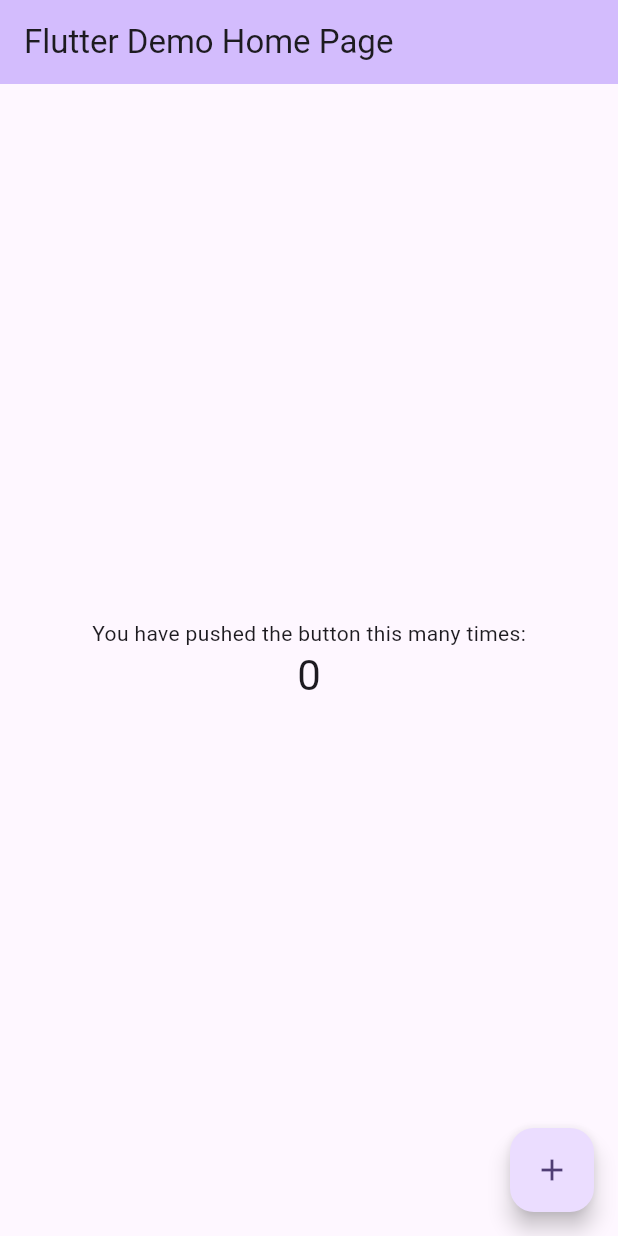
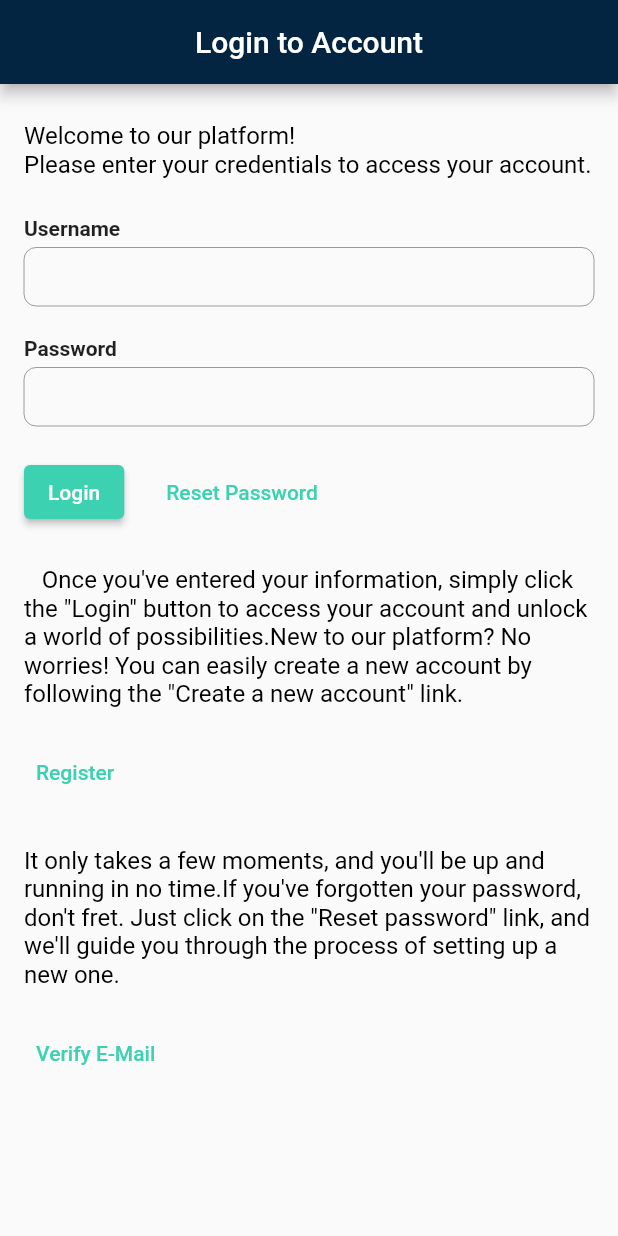
Before and after one commit to Lizard-90/movie_project, a Flutter app: the screen it shows after launch, on a phone screen of 412 x 824 dp. Run offline on Flutter 3.47's test engine with Material 2 defaults, Android fonts, the phone set to English and light mode, and no system bars.

Commit message:
auth screen

```diff
--- a/lib/main.dart
+++ b/lib/main.dart
@@ -1,4 +1,5 @@
 import 'package:flutter/material.dart';
+import 'package:movie_project/widgets/login_screen/auth_widget.dart';
 
 void main() {
   runApp(const MyApp());
@@ -7,119 +8,15 @@ void main() {
 class MyApp extends StatelessWidget {
   const MyApp({super.key});
 
-  // This widget is the root of your application.
   @override
   Widget build(BuildContext context) {
     return MaterialApp(
-      title: 'Flutter Demo',
+      title: 'The Movie Project',
       theme: ThemeData(
-        // This is the theme of your application.
-        //
-        // TRY THIS: Try running your application with "flutter run". You'll see
-        // the application has a blue toolbar. Then, without quitting the app,
-        // try changing the seedColor in the colorScheme below to Colors.green
-        // and then invoke "hot reload" (save your changes or press the "hot
-        // reload" button in a Flutter-supported IDE, or press "r" if you used
-        // the command line to start the app).
-        //
-        // Notice that the counter didn't reset back to zero; the application
-        // state is not lost during the reload. To reset the state, use hot
-        // restart instead.
-        //
-        // This works for code too, not just values: Most code changes can be
-        // tested with just a hot reload.
-        colorScheme: ColorScheme.fromSeed(seedColor: Colors.deepPurple),
-        useMaterial3: true,
+        appBarTheme:
+            const AppBarTheme(backgroundColor: Color.fromRGBO(3, 37, 65, 1)),
       ),
-      home: const MyHomePage(title: 'Flutter Demo Home Page'),
+      home: AuthWidget(),
     );
   }
 }
-
-class MyHomePage extends StatefulWidget {
-  const MyHomePage({super.key, required this.title});
-
-  // This widget is the home page of your application. It is stateful, meaning
-  // that it has a State object (defined below) that contains fields that affect
-  // how it looks.
-
-  // This class is the configuration for the state. It holds the values (in this
-  // case the title) provided by the parent (in this case the App widget) and
-  // used by the build method of the State. Fields in a Widget subclass are
-  // always marked "final".
-
-  final String title;
-
-  @override
-  State<MyHomePage> createState() => _MyHomePageState();
-}
-
-class _MyHomePageState extends State<MyHomePage> {
-  int _counter = 0;
-
-  void _incrementCounter() {
-    setState(() {
-      // This call to setState tells the Flutter framework that something has
-      // changed in this State, which causes it to rerun the build method below
-      // so that the display can reflect the updated values. If we changed
-      // _counter without calling setState(), then the build method would not be
-      // called again, and so nothing would appear to happen.
-      _counter++;
-    });
-  }
-
-  @override
-  Widget build(BuildContext context) {
-    // This method is rerun every time setState is called, for instance as done
-    // by the _incrementCounter method above.
-    //
-    // The Flutter framework has been optimized to make rerunning build methods
-    // fast, so that you can just rebuild anything that needs updating rather
-    // than having to individually change instances of widgets.
-    return Scaffold(
-      appBar: AppBar(
-        // TRY THIS: Try changing the color here to a specific color (to
-        // Colors.amber, perhaps?) and trigger a hot reload to see the AppBar
-        // change color while the other colors stay the same.
-        backgroundColor: Theme.of(context).colorScheme.inversePrimary,
-        // Here we take the value from the MyHomePage object that was created by
-        // the App.build method, and use it to set our appbar title.
-        title: Text(widget.title),
-      ),
-      body: Center(
-        // Center is a layout widget. It takes a single child and positions it
-        // in the middle of the parent.
-        child: Column(
-          // Column is also a layout widget. It takes a list of children and
-          // arranges them vertically. By default, it sizes itself to fit its
-          // children horizontally, and tries to be as tall as its parent.
-          //
-          // Column has various properties to control how it sizes itself and
-          // how it positions its children. Here we use mainAxisAlignment to
-          // center the children vertically; the main axis here is the vertical
-          // axis because Columns are vertical (the cross axis would be
-          // horizontal).
-          //
-          // TRY THIS: Invoke "debug painting" (choose the "Toggle Debug Paint"
-          // action in the IDE, or press "p" in the console), to see the
-          // wireframe for each widget.
-          mainAxisAlignment: MainAxisAlignment.center,
-          children: <Widget>[
-            const Text(
-              'You have pushed the button this many times:',
-            ),
-            Text(
-              '$_counter',
-              style: Theme.of(context).textTheme.headlineMedium,
-            ),
-          ],
-        ),
-      ),
-      floatingActionButton: FloatingActionButton(
-        onPressed: _incrementCounter,
-        tooltip: 'Increment',
-        child: const Icon(Icons.add),
-      ), // This trailing comma makes auto-formatting nicer for build methods.
-    );
-  }
-}
--- /dev/null
+++ b/lib/widgets/login_screen/auth_widget.dart
@@ -0,0 +1,156 @@
+import 'package:flutter/material.dart';
+import 'package:movie_project/widgets/login_screen/resourses.dart';
+
+class AuthWidget extends StatefulWidget {
+  const AuthWidget({super.key});
+
+  @override
+  State<AuthWidget> createState() => _AuthWidgetState();
+}
+
+class _AuthWidgetState extends State<AuthWidget> {
+  @override
+  Widget build(BuildContext context) {
+    return Scaffold(
+      appBar: AppBar(
+        title: Text("Login to Account"),
+        centerTitle: true,
+      ),
+      body: ListView(
+        children: [_HeaderWidget()],
+      ),
+    );
+  }
+}
+
+class _HeaderWidget extends StatelessWidget {
+  const _HeaderWidget({super.key});
+
+  @override
+  Widget build(BuildContext context) {
+    return Padding(
+      padding: const EdgeInsets.symmetric(horizontal: 16),
+      child: Column(
+        crossAxisAlignment: CrossAxisAlignment.start,
+        children: [
+          SizedBox(
+            height: 25,
+          ),
+          Text(
+            topHeaderString,
+            style: topHeaderStyle,
+          ),
+          SizedBox(height: 25),
+          _AuthForm(),
+          SizedBox(height: 25),
+          Text(
+            secondHeaderString,
+            style: topHeaderStyle,
+          ),
+          TextButton(
+            onPressed: () {},
+            style: AbstButtonStyles.textBtnStyle,
+            child: Text("Register"),
+          ),
+          SizedBox(height: 25),
+          Text(
+            secondHeaderString2,
+            style: topHeaderStyle,
+          ),
+          TextButton(
+            onPressed: () {},
+            style: AbstButtonStyles.textBtnStyle,
+            child: Text("Verify E-Mail"),
+          ),
+        ],
+      ),
+    );
+  }
+}
+
+class _AuthForm extends StatefulWidget {
+  const _AuthForm({super.key});
+
+  @override
+  State<_AuthForm> createState() => __AuthFormState();
+}
+
+class __AuthFormState extends State<_AuthForm> {
+  final _loginController = TextEditingController();
+  final _passwordController = TextEditingController();
+  String? errorText = null;
+
+  void _auth() {
+    final login = _loginController.text;
+    final password = _passwordController.text;
+
+    if (login == 'admin' && password == 'admin') {
+      print("open application");
+      errorText = null;
+    } else {
+      print('Error login');
+      errorText = "Wrong login / password";
+    }
+    setState(() {});
+  }
+
+  void _resetPassword() {
+    print("Password reseted");
+  }
+
+  @override
+  Widget build(BuildContext context) {
+    return Column(
+      crossAxisAlignment: CrossAxisAlignment.start,
+      children: [
+        if (errorText != null) ...[
+          Text(
+            errorText!,
+            style: TextStyle(color: Colors.red, fontSize: 17),
+          ),
+          SizedBox(
+            height: 20,
+          ),
+        ],
+        const Text(
+          "Username",
+          style: TextStyle(fontWeight: FontWeight.w700),
+        ),
+        const SizedBox(height: 5),
+        TextField(
+          controller: _loginController,
+          decoration: formDecoration,
+        ),
+        const SizedBox(height: 20),
+        const Text(
+          "Password",
+          style: TextStyle(fontWeight: FontWeight.w700),
+        ),
+        const SizedBox(height: 5),
+        TextField(
+          controller: _passwordController,
+          obscureText: true,
+          decoration: formDecoration,
+        ),
+        const SizedBox(height: 20),
+        Row(
+          children: [
+            ElevatedButton(
+              onPressed: _auth,
+              style: AbstButtonStyles.elevateBtnStyle,
+              child: Text("Login"),
+            ),
+            SizedBox(
+              width: 20,
+            ),
+            TextButton(
+              onPressed: _resetPassword,
+              style: AbstButtonStyles.textBtnStyle,
+              child: Text("Reset Password"),
+            ),
+          ],
+        ),
+      ],
+    );
+  }
+}
--- /dev/null
+++ b/lib/widgets/login_screen/resourses.dart
@@ -0,0 +1,42 @@
+//--------- header resourses --------
+
+import 'package:flutter/material.dart';
+
+String topHeaderString = '''Welcome to our platform!
+Please enter your credentials to access your account.''';
+String secondHeaderString =
+    '''   Once you've entered your information, simply click the "Login" button to access your account and unlock a world of possibilities.New to our platform? No worries! You can easily create a new account by following the "Create a new account" link.
+''';
+
+String secondHeaderString2 =
+    '''It only takes a few moments, and you'll be up and running in no time.If you've forgotten your password, don't fret. Just click on the "Reset password" link, and we'll guide you through the process of setting up a new one.
+''';
+
+final errorText = null;
+// ----- STYLES -------
+const topHeaderStyle = TextStyle(
+  fontSize: 16,
+  color: Colors.black,
+);
+
+const formDecoration = InputDecoration(
+  border: OutlineInputBorder(
+    // borderSide: BorderSide(color: Colors.red, width: 3),
+    borderRadius: BorderRadius.all(Radius.circular(8)),
+  ),
+  contentPadding: EdgeInsets.symmetric(vertical: 10, horizontal: 10),
+  isCollapsed: true,
+);
+
+abstract class AbstButtonStyles {
+  static final elevateBtnStyle = ButtonStyle(
+    backgroundColor:
+        MaterialStatePropertyAll(Color.fromARGB(255, 60, 209, 177)),
+  );
+
+  static final textBtnStyle = ButtonStyle(
+    foregroundColor: MaterialStatePropertyAll(
+      Color.fromARGB(255, 60, 209, 177),
+    ),
+  );
+}
```
